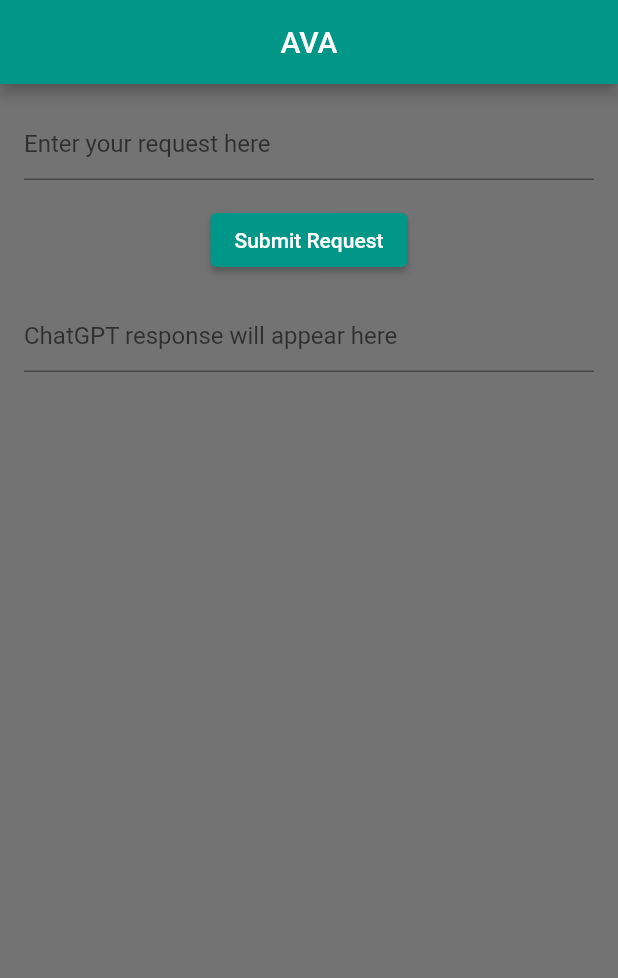
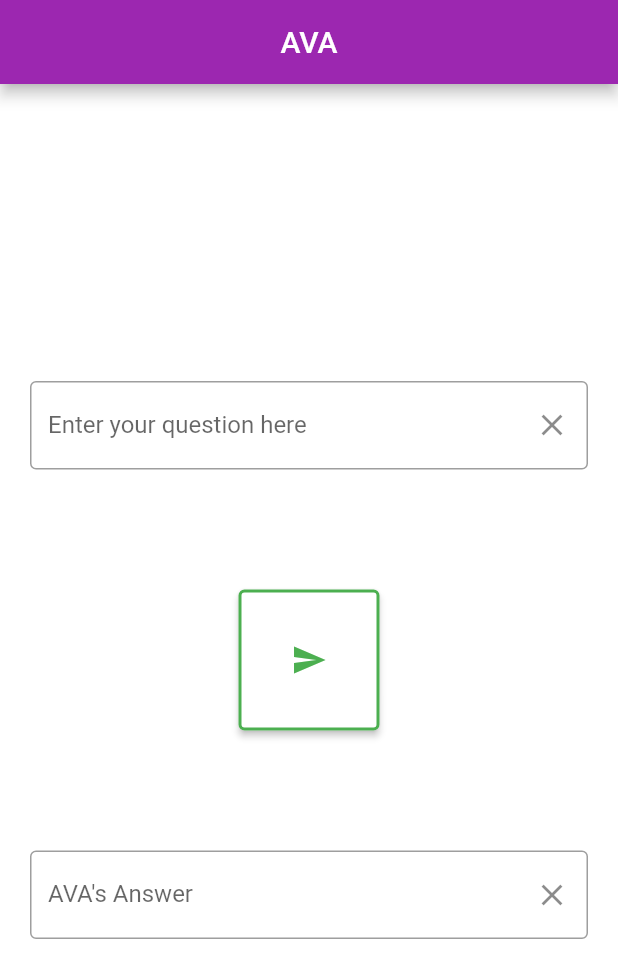
Before and after one commit to noahvelasco/ava, a Flutter app: the screen it shows after launch, on a phone screen of 412 x 824 dp. Shown: the top 978 px of the screen. Run offline on Flutter 3.47's test engine with Material 2 defaults, Android fonts, the phone set to English and light mode, and no system bars.

Commit message:
updated text boxes and added a progress indicator

```diff
--- a/lib/main.dart
+++ b/lib/main.dart
@@ -10,13 +10,12 @@ class MyApp extends StatelessWidget {
   @override
   Widget build(BuildContext context) {
     return MaterialApp(
-      title: 'AVA',
+      title: 'A.V.A',
       theme: ThemeData(
-        primarySwatch: Colors.teal,
-        scaffoldBackgroundColor: const Color(0xFF737373),
+          primarySwatch: Colors.purple,
+          scaffoldBackgroundColor: Colors.white // const Color(0xFF000000),
           ),
       debugShowCheckedModeBanner: false,
-
       home: const ChatGPTPage(),
     );
   }
@@ -32,12 +31,15 @@ class ChatGPTPage extends StatefulWidget {
 class _ChatGPTPageState extends State<ChatGPTPage> {
   final _inputController = TextEditingController();
   final _outputController = TextEditingController();
+  bool _isLoading = false; //for progress indicator
 
   void _submitRequest() async {
+    FocusManager.instance.primaryFocus
+        ?.unfocus(); //dismiss keyboard immediately after request sent
     String input = _inputController.text;
     String output = await getResponseFromChatGPT(input);
-
     setState(() {
+      _isLoading = false; //progress indicator
       _outputController.text = output;
     });
   }
@@ -45,36 +47,73 @@ class _ChatGPTPageState extends State<ChatGPTPage> {
   @override
   Widget build(BuildContext context) {
     return Scaffold(
-      appBar: AppBar(
-        title: const Text('AVA'),
-        centerTitle: true),
+      resizeToAvoidBottomInset: false,
+      appBar: AppBar(title: const Text('AVA'), centerTitle: true),
       body: Padding(
-        padding: const EdgeInsets.all(16.0),
+        padding: const EdgeInsets.fromLTRB(20, 0, 20, 0),
         child: Column(
+          mainAxisAlignment: MainAxisAlignment.center,
           children: <Widget>[
-            TextField(
+            Padding(
+              padding: const EdgeInsets.fromLTRB(0, 0, 0, 80.0),
+              child: TextFormField(
                 controller: _inputController,
-              decoration: const InputDecoration(
-                hintText: 'Enter your request here',
+                decoration: InputDecoration(
+                  border: const OutlineInputBorder(),
+                  labelText: 'Enter your question here',
+                  suffixIcon: IconButton(
+                    onPressed: _inputController.clear,
+                    icon: const Icon(Icons.clear),
                   ),
-              style: const TextStyle(color: Colors.white),
                 ),
-            const SizedBox(height: 16.0),
+                style: const TextStyle(color: Color(0xFF000000)),
+                keyboardType: TextInputType.multiline,
+                minLines: 1,
+                maxLines: 3,
+              ),
+            ),
             ElevatedButton(
               onPressed: _submitRequest,
-              child: const Text('Submit Request'),
+              style: IconButton.styleFrom(
+                padding: const EdgeInsets.all(35.0),
+                foregroundColor: Colors.green,
+                //colors.onSecondaryContainer,
+                backgroundColor: Colors.white,
+                //colors.secondaryContainer,
+                hoverColor: Colors.green.withOpacity(0.50),
+                //colors.onSecondaryContainer.withOpacity(0.50),
+                highlightColor: Colors.green.withOpacity(0.30),
+                //colors.onSecondaryContainer.withOpacity(0.12),
+                side: const BorderSide(width: 2, color: Colors.green),
               ),
-            const SizedBox(height: 16.0),
-            Expanded(
+              child: const Icon(Icons.send),
+            ),
+            Padding(
+              padding: const EdgeInsets.fromLTRB(0, 20, 0, 0),
+              child: _isLoading
+                  ? const CircularProgressIndicator(
+                      backgroundColor: Colors.purple,
+                      color: Colors.green,
+                      strokeWidth: 5,
+                    )
+                  : null,
+            ),
+            Padding(
+              padding: const EdgeInsets.fromLTRB(0, 60, 0, 0),
               child: SingleChildScrollView(
-                child: TextField(
+                child: TextFormField(
                   controller: _outputController,
-                  decoration: const InputDecoration(
-                    hintText: 'ChatGPT response will appear here',
+                  decoration: InputDecoration(
+                    border: const OutlineInputBorder(),
+                    labelText: 'AVA\'s Answer',
+                    suffixIcon: IconButton(
+                      onPressed: _outputController.clear,
+                      icon: const Icon(Icons.clear),
+                    ),
                   ),
                   readOnly: true,
                   maxLines: null,
-                  style: const TextStyle(color: Colors.white),
+                  style: const TextStyle(color: Color(0xFF000000)),
                 ),
               ),
             ),
@@ -83,22 +122,27 @@ class _ChatGPTPageState extends State<ChatGPTPage> {
       ),
     );
   }
-}
 
   Future<String> getResponseFromChatGPT(String input) async {
+    //display the loading screen while we wait for request
+    setState(() {
+      _isLoading = true; //progress indicator
+      _outputController.text = '';
+    });
+
     String apiUrl = 'https://api.openai.com/v1/completions';
     String apiKey = 'YOUR API KEY HERE';
-  // String apiKey = ''; //CHANGE THIS KEY IF YOU ARE FORKING THIS
 
     Map<String, String> headers = {
       'Content-Type': 'application/json',
       'Authorization': 'Bearer $apiKey',
     };
 
+    //ChatGPT's params can be modified here
     Map<String, dynamic> requestBody = {
       "model": "text-davinci-003",
       "prompt": input,
-    "temperature": 0,
+      "temperature": .5,
       "max_tokens": 100,
     };
 
@@ -109,15 +153,25 @@ Future<String> getResponseFromChatGPT(String input) async {
         body: json.encode(requestBody),
       );
 
-    print("<>>>>>>>>>>>>>>>>>>>>>>>>> ${response.body} <<<<<<<<<<<<<<<<<<<<<<<<<<<<<<<<<<");
+      print(
+          "<>>>>>>>>>>>>>>>>>>>>>>>>>\n "
+              "${response.body}"
+              "\n<<<<<<<<<<<<<<<<<<<<<<<<<<<<<<<<<<");
 
+      setState(() {
+        _isLoading = false;
+      });
       if (response.statusCode == 200) {
         Map<String, dynamic> responseJson = json.decode(response.body);
-      return responseJson['choices'][0]['text'];
+        String answer = responseJson['choices'][0]['text'];
+        answer = answer.substring(
+            2); // removed the newline characters from beginning of response
+        return answer;
       } else {
         return 'Request failed with status code: ${response.statusCode}';
       }
     } catch (e) {
       return 'Request failed with error: $e';
     }
-}
+  } //get response from chatgpt future function
+} //class chatgptpage state
```
Lines whose indentation alone changed are shown as unchanged.
